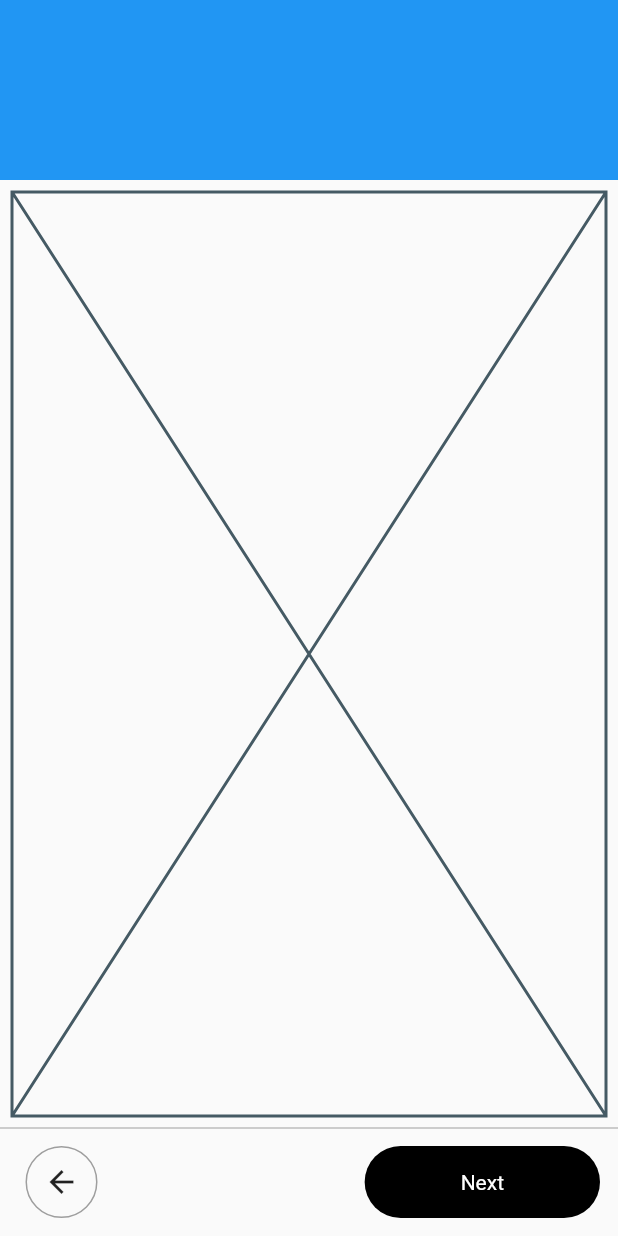
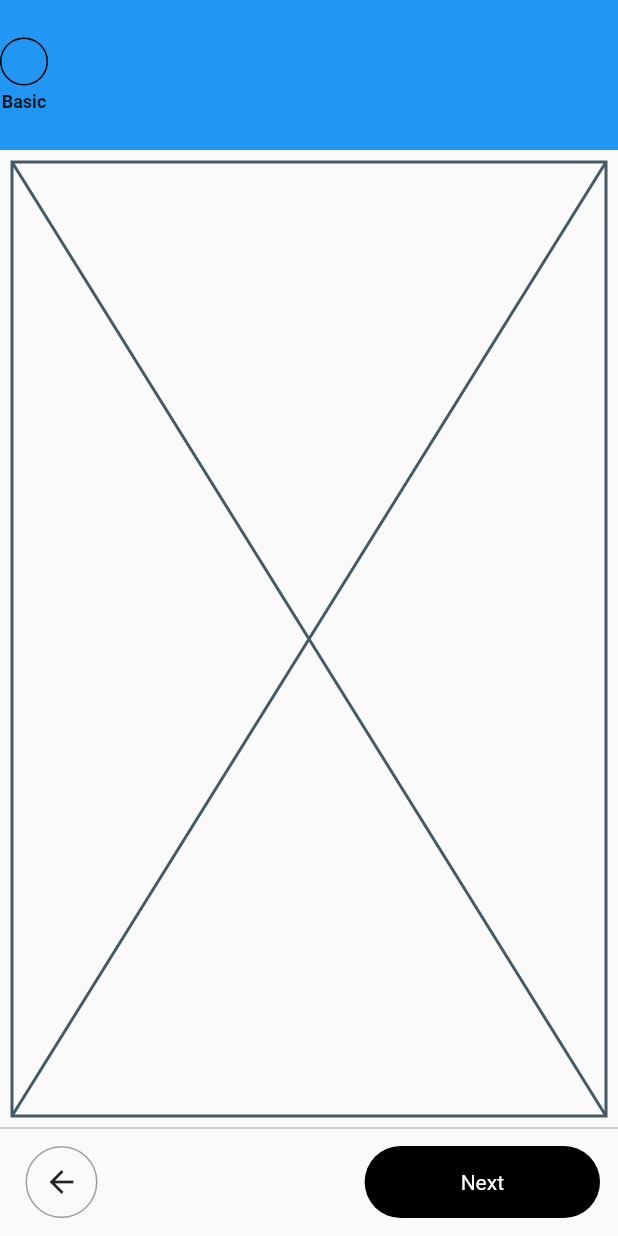
Before and after one commit to JAICHANGPARK/flutter_notebook_18th_story, a Flutter app: the screen it shows after launch, on a phone screen of 412 x 824 dp. Run offline on Flutter 3.47's test engine with Material 2 defaults, Android fonts, the phone set to English and light mode, and no system bars; our stand-ins replace cached_network_image, flutter_lorem, flutter_riverpod, flutter_svg, freezed_annotation, go_router and 3 more.

Commit message:
Update pax_wardrobe_main_page.dart

```diff
--- a/lib/ep1081_pax_wardrobe_app/src/pax_wardrobe_main_page.dart
+++ b/lib/ep1081_pax_wardrobe_app/src/pax_wardrobe_main_page.dart
@@ -10,9 +10,34 @@ class PaxWardrobeMainPage extends StatelessWidget {
         child: Column(
           children: [
             Container(
-              height: 120,
+              height: 100,
               decoration: const BoxDecoration(
                 color: Colors.blue,
+              ),
+              child: Row(
+                children: [
+                  Column(
+                    mainAxisAlignment: MainAxisAlignment.center,
+                    children: [
+                      Container(
+                        height: 32,
+                        width: 32,
+                        decoration: BoxDecoration(
+                          border: Border.all(),
+                          shape: BoxShape.circle,
+                        ),
+                      ),
+                      SizedBox(height: 4,),
+                      Text(
+                        "Basic",
+                        style: TextStyle(
+                          fontSize: 12,
+                          fontWeight: FontWeight.bold,
+                        ),
+                      ),
+                    ],
+                  )
+                ],
               ),
             ),
             const Expanded(
@@ -39,20 +64,17 @@ class PaxWardrobeMainPage extends StatelessWidget {
                     ),
                     child: Center(
                       child: IconButton(
-                        icon: Icon(Icons.arrow_back),
+                        icon: const Icon(Icons.arrow_back),
                         onPressed: () {},
                       ),
                     ),
                   ),
-                  Spacer(),
+                  const Spacer(),
                   Container(
-                    decoration: BoxDecoration(
-                      color: Colors.black,
-                      borderRadius: BorderRadius.circular(32)
-                    ),
-                    padding: EdgeInsets.symmetric(horizontal: 64),
-                    child: Center(
-                      child: Text(
+                    decoration: BoxDecoration(color: Colors.black, borderRadius: BorderRadius.circular(32)),
+                    padding: const EdgeInsets.symmetric(horizontal: 64),
+                    child: const Center(
+                      child: const Text(
                         "Next",
                         style: TextStyle(
                           color: Colors.white,
```
